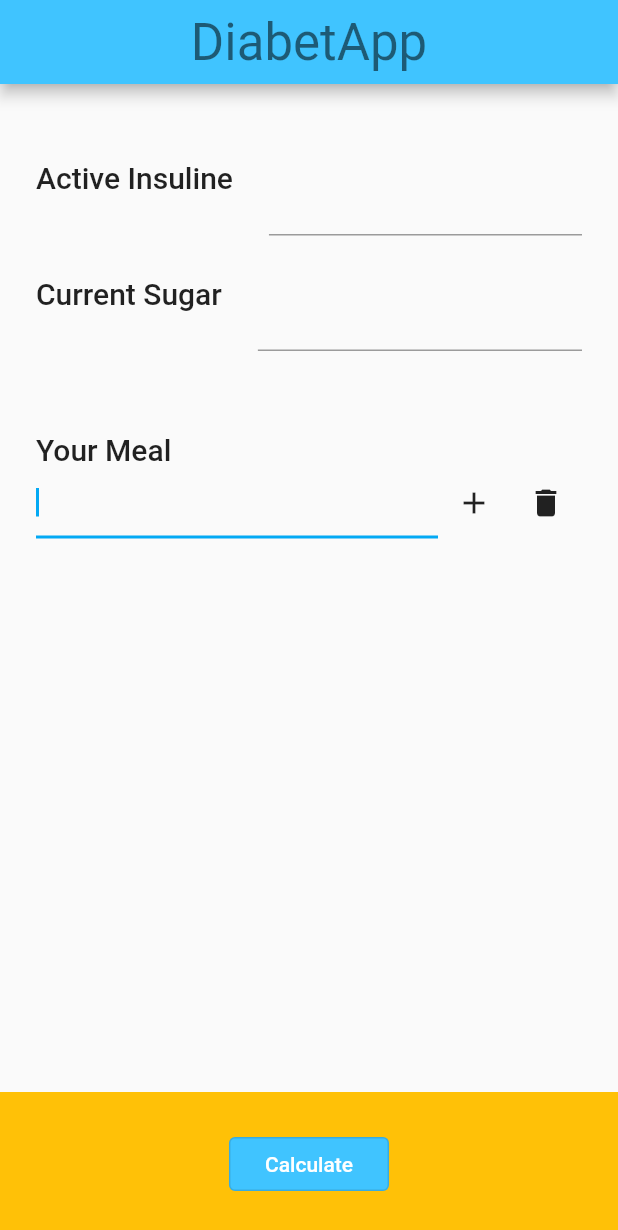
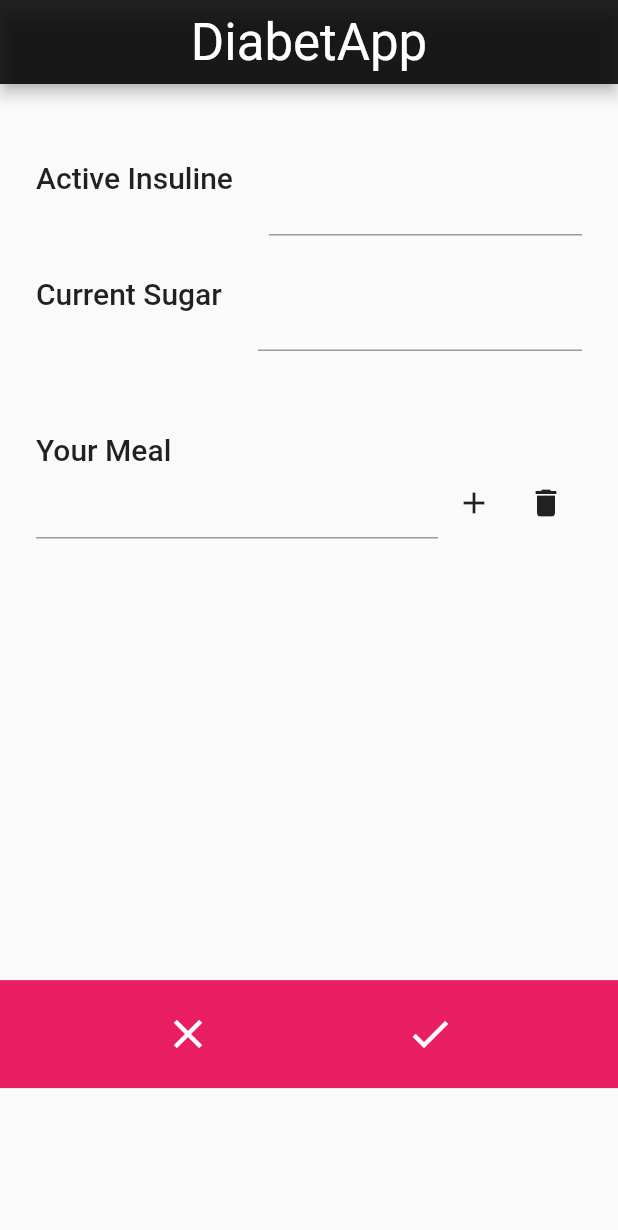
Before and after one commit to maurodibert/diabetapp, a Flutter app: the screen it shows after launch, on a phone screen of 412 x 824 dp. Shown: the top 1230 px of the screen. Run offline on Flutter 3.47's test engine with Material 2 defaults, Android fonts, the phone set to English and light mode, and no system bars; our stand-ins replace bloc, dio, equatable, flutter_bloc, rxdart; missing offline and left inert: flutter_services_binding; generated files the repository leaves out were written again.

Commit message:
ui redesign

```diff
--- a/lib/app/view/app.dart
+++ b/lib/app/view/app.dart
@@ -30,9 +30,9 @@ class AppView extends StatelessWidget {
   Widget build(BuildContext context) {
     return MaterialApp(
       theme: ThemeData(
-          appBarTheme: const AppBarTheme(color: Colors.lightBlueAccent),
+          appBarTheme: const AppBarTheme(color: Colors.black87),
           colorScheme: ColorScheme.fromSwatch(
-            primarySwatch: Colors.lightBlue,
+            primarySwatch: Colors.pink,
           ),
           buttonTheme: ButtonThemeData(
             buttonColor: Colors.black87,
--- a/lib/home/view/home.dart
+++ b/lib/home/view/home.dart
@@ -19,11 +19,14 @@ class HomeView extends StatelessWidget {
       appBar: AppBar(
         title: Text(
           'DiabetApp',
-          style: Theme.of(context).textTheme.headline4,
+          style: Theme.of(context)
+              .textTheme
+              .headline4!
+              .copyWith(color: Colors.white),
         ),
         centerTitle: true,
       ),
-      body: NutrientsPage(),
+      body: SingleChildScrollView(child: NutrientsPage()),
     );
   }
 }
--- a/lib/nutrients/bloc/nutrients_event.dart
+++ b/lib/nutrients/bloc/nutrients_event.dart
@@ -11,18 +11,32 @@ class NutrientsSubscriptionRequested extends NutrientsEvent {
 }
 
 class NutrientsGetResultEvent extends NutrientsEvent {
-  const NutrientsGetResultEvent();
+  const NutrientsGetResultEvent({
+    required this.scrollingBottom,
+    required this.scrollingTop,
+  });
+  final void Function() scrollingBottom;
+  final void Function() scrollingTop;
+  @override
+  List<Object> get props => [scrollingBottom, scrollingTop];
 }
 
 class NutrientsSetIngredientsEvent extends NutrientsEvent {
-  const NutrientsSetIngredientsEvent({required this.ingredient});
+  const NutrientsSetIngredientsEvent({
+    required this.ingredient,
+    required this.scrollingBottom,
+  });
   final String ingredient;
+  final void Function() scrollingBottom;
   @override
-  List<Object> get props => [ingredient];
+  List<Object> get props => [ingredient, scrollingBottom];
 }
 
 class NutrientsCleanIngredientsEvent extends NutrientsEvent {
-  const NutrientsCleanIngredientsEvent();
+  const NutrientsCleanIngredientsEvent({required this.scrollingTop});
+  final void Function() scrollingTop;
+  @override
+  List<Object> get props => [scrollingTop];
 }
 
 class NutrientsRemoveIngredientEvent extends NutrientsEvent {
--- a/lib/nutrients/widgets/nutrients_adder.dart
+++ b/lib/nutrients/widgets/nutrients_adder.dart
@@ -20,12 +20,14 @@ class _NutrientsAdderState extends State<NutrientsAdder> {
   final adderController = TextEditingController();
   final insulineController = TextEditingController();
   final sugarController = TextEditingController();
+  final scrollController = ScrollController();
 
   @override
   void dispose() {
     adderController.dispose();
     insulineController.dispose();
     sugarController.dispose();
+    scrollController.dispose();
 
     super.dispose();
   }
@@ -35,20 +37,19 @@ class _NutrientsAdderState extends State<NutrientsAdder> {
     final width = MediaQuery.of(context).size.width;
     final height = MediaQuery.of(context).size.height;
     final bloc = context.read<NutrientsBloc>();
-    final l10n = context.l10n;
 
     return Form(
       key: formKey,
       child: Column(
           mainAxisAlignment: MainAxisAlignment.spaceBetween,
-          mainAxisSize: MainAxisSize.max,
+          mainAxisSize: MainAxisSize.min,
           crossAxisAlignment: CrossAxisAlignment.start,
           children: [
-            Padding(
-              padding: const EdgeInsets.fromLTRB(24, 24, 24, 0),
-              child: SizedBox(
-                height: height * 0.73,
+            SizedBox(
+              height: height * 0.725,
               child: ListView(
+                controller: scrollController,
+                padding: EdgeInsets.all(24),
                 children: [
                   ActiveInsuline(
                       insulineController: insulineController,
@@ -63,40 +64,70 @@ class _NutrientsAdderState extends State<NutrientsAdder> {
                     bloc: bloc,
                     adderController: adderController,
                     formKey: formKey,
-                        width: width),
+                    width: width,
+                    dismissKeyboard: dismissKeyboard,
+                    scrollTop: scrollTop,
+                    scrollBottom: scrollBottom,
+                  ),
                   const SizedBox(height: 20),
                   Result(),
                 ],
               ),
             ),
+            Container(
+              color: Colors.pink,
+              child: Row(
+                mainAxisSize: MainAxisSize.max,
+                mainAxisAlignment: MainAxisAlignment.spaceEvenly,
+                children: [
+                  Padding(
+                    padding: const EdgeInsets.all(12),
+                    child: IconButton(
+                        color: Colors.white,
+                        icon: Icon(Icons.close),
+                        iconSize: 32,
+                        onPressed: () {
+                          bloc.add(NutrientsCleanIngredientsEvent(
+                              scrollingTop: scrollTop));
+                          cleanControllers();
+                        }),
                   ),
-            Container(
-              color: Colors.amber,
-              child: Align(
-                alignment: Alignment.center,
-                child: Padding(
-                  padding: const EdgeInsets.all(24.0),
-                  child: OutlinedButton(
-                      style: ButtonStyle(
-                          backgroundColor: MaterialStateProperty.all<Color>(
-                              Colors.lightBlueAccent)),
+                  Padding(
+                    padding: const EdgeInsets.all(12.0),
+                    child: IconButton(
+                      iconSize: 32,
+                      icon: Icon(
+                        Icons.check,
+                      ),
+                      color: Colors.white,
                       onPressed: () {
                         if (formKey.currentState!.validate()) {
-                          bloc.add(NutrientsGetResultEvent());
+                          bloc.add(NutrientsGetResultEvent(
+                            scrollingBottom: scrollBottom,
+                            scrollingTop: scrollTop,
+                          ));
                         }
                       },
-                      child: Padding(
-                        padding: const EdgeInsets.all(8.0),
-                        child: Text(l10n!.nutrientsAdderCalculateButton,
-                            style: Theme.of(context)
-                                .textTheme
-                                .button!
-                                .copyWith(color: Colors.white)),
-                      )),
                     ),
+                  ),
+                ],
               ),
             )
           ]),
     );
   }
+
+  void dismissKeyboard() => FocusManager.instance.primaryFocus?.unfocus();
+  void scrollBottom() =>
+      scrollController.animateTo(scrollController.position.maxScrollExtent + 50,
+          duration: Duration(milliseconds: 1000), curve: Curves.fastOutSlowIn);
+  void scrollTop() =>
+      scrollController.animateTo(scrollController.position.minScrollExtent,
+          duration: Duration(milliseconds: 1000), curve: Curves.fastOutSlowIn);
+  void cleanControllers() {
+    adderController.clear();
+    insulineController.clear();
+    sugarController.clear();
+    scrollTop();
   }
+}
--- a/lib/nutrients/widgets/your_meal.dart
+++ b/lib/nutrients/widgets/your_meal.dart
@@ -10,12 +10,18 @@ class YourMeal extends StatelessWidget {
     required this.adderController,
     required this.formKey,
     required this.width,
+    required this.dismissKeyboard,
+    required this.scrollTop,
+    required this.scrollBottom,
   }) : super(key: key);
 
   final NutrientsBloc bloc;
   final TextEditingController adderController;
   final GlobalKey<FormState> formKey;
   final double width;
+  final void Function() dismissKeyboard;
+  final void Function() scrollTop;
+  final void Function() scrollBottom;
 
   @override
   Widget build(BuildContext context) {
@@ -33,7 +39,6 @@ class YourMeal extends StatelessWidget {
           children: [
             Expanded(
               child: TextFormField(
-                autofocus: true,
                 validator: (value) {
                   if (bloc.state.ingredients != null &&
                       bloc.state.ingredients!.contains(value)) {
@@ -53,16 +58,22 @@ class YourMeal extends StatelessWidget {
               onPressed: () {
                 if (formKey.currentState!.validate()) {
                   bloc.add(NutrientsSetIngredientsEvent(
-                      ingredient: adderController.text.trim()));
+                    ingredient: adderController.text.trim(),
+                    scrollingBottom: scrollBottom,
+                  ));
                   adderController.clear();
+                  dismissKeyboard();
                 }
               },
               icon: Icon(Icons.add),
             ),
             IconButton(
               onPressed: () {
-                bloc.add(NutrientsCleanIngredientsEvent());
+                bloc.add(NutrientsCleanIngredientsEvent(
+                  scrollingTop: scrollTop,
+                ));
                 adderController.clear();
+                dismissKeyboard();
               },
               icon: Icon(Icons.delete),
             ),
```
Also changed, not shown: lib/nutrients/bloc/nutrients_bloc.dart (+16 -7 lines), lib/nutrients/widgets/result.dart (+15 -9 lines), 1 other file. Lines whose indentation alone changed are shown as unchanged.
